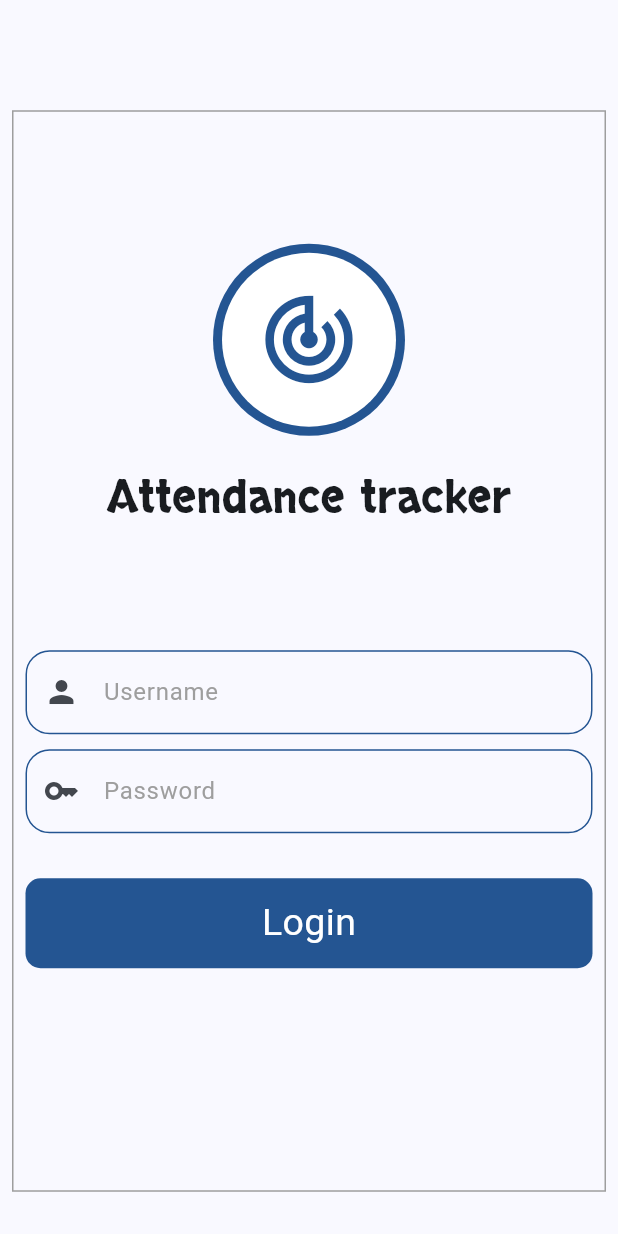
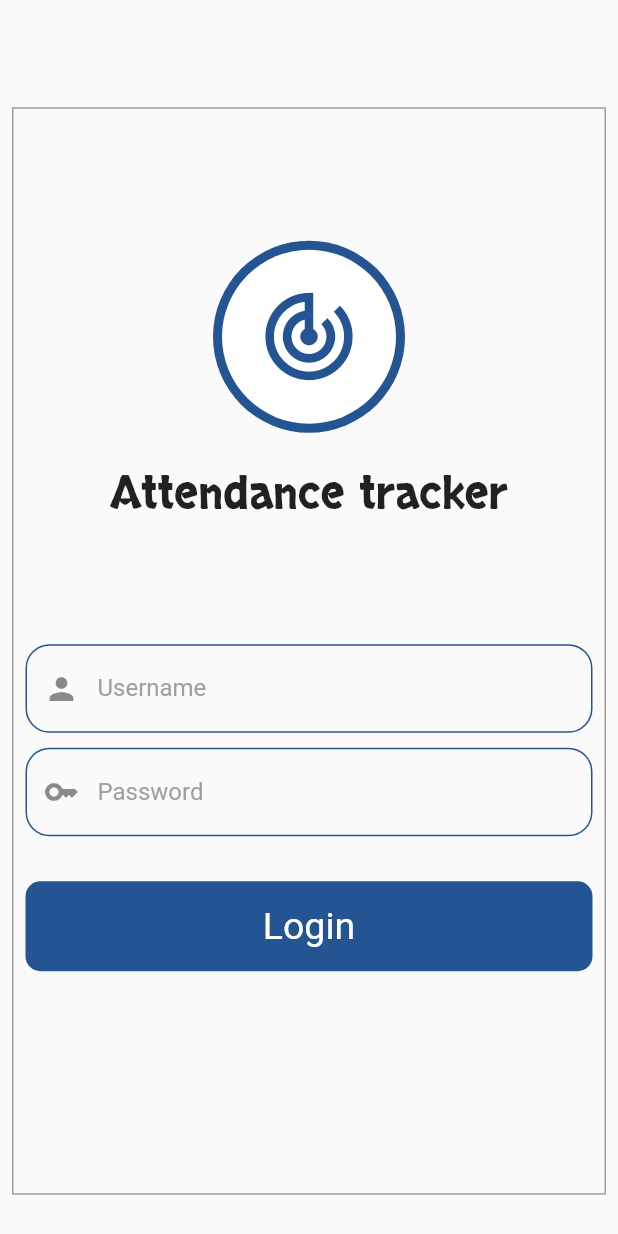
Before and after one commit to Yousefjoo17/Attendance-tracking, a Flutter app: the screen it shows after launch, on a phone screen of 412 x 824 dp. Run offline on Flutter 3.47's test engine with Material 2 defaults, Android fonts, the phone set to English and light mode, and no system bars.

Commit message:
homeview ui

```diff
--- a/lib/main.dart
+++ b/lib/main.dart
@@ -16,7 +16,6 @@ class AttendenceTrackingApp extends StatelessWidget {
       title: 'Attendence Tracking',
       theme: ThemeData(
         colorScheme: ColorScheme.fromSeed(seedColor: kprimaryColor),
-        useMaterial3: true,
       ),
       home: const LoginView(),
     );
--- a/lib/views/Login_View.dart
+++ b/lib/views/Login_View.dart
@@ -1,5 +1,6 @@
 import 'package:attendence_tracking/views/Home_View.dart';
 import 'package:attendence_tracking/views/widgets/Custom_Button.dart';
+import 'package:attendence_tracking/views/widgets/Custom_Font.dart';
 import 'package:attendence_tracking/views/widgets/Custom_text_field.dart';
 import 'package:attendence_tracking/views/widgets/app_logo.dart';
 import 'package:flutter/material.dart';
@@ -26,13 +27,7 @@ class LoginView extends StatelessWidget {
                 const SizedBox(height: 80),
                 const AppLogo(),
                 const SizedBox(height: 20),
-                const Text(
-                  'Attendance tracker',
-                  style: TextStyle(
-                    fontSize: 30,
-                    fontFamily: 'Skranji',
-                  ),
-                ),
+                const Customfont(text: 'Attendance tracker', size: 30),
                 const SizedBox(height: 70),
                 const SizedBox(height: 10),
                 CustomTextField(
--- /dev/null
+++ b/lib/views/widgets/Custom_Font.dart
@@ -0,0 +1,21 @@
+import 'package:flutter/material.dart';
+
+class Customfont extends StatelessWidget {
+  const Customfont({
+    super.key,
+    required this.text,
+    required this.size,
+  });
+  final String text;
+  final double size;
+  @override
+  Widget build(BuildContext context) {
+    return Text(
+      text,
+      style: TextStyle(
+        fontSize: size,
+        fontFamily: 'Skranji',
+      ),
+    );
+  }
+}
--- a/lib/views/widgets/Custom_text_field.dart
+++ b/lib/views/widgets/Custom_text_field.dart
@@ -22,6 +22,7 @@ class CustomTextField extends StatelessWidget {
         if (data!.isEmpty) {
           return 'requeird';
         }
+        return null;
       },
       onChanged: onchanged,
       obscureText: obsecuretext,
```
Also changed, not shown: lib/views/Home_View.dart (+55 -1 lines), lib/views/widgets/Custom_elevatedButton.dart (added, +23 -0 lines), lib/views/widgets/Home_app_bar.dart (added, +34 -0 lines).
